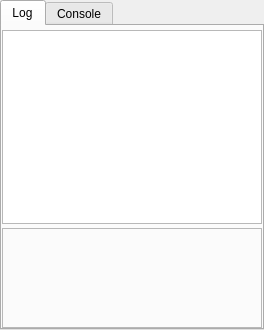
The window that src/blackgui/components/logcomponent.ui (swift-project/pilotclient) describes before a commit, drawn with Qt 5.
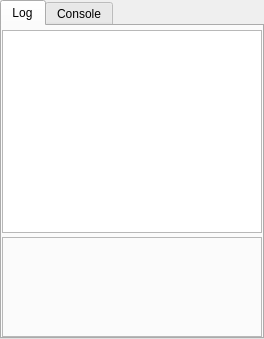
The same window after the commit. Custom widgets are drawn as their Qt base class.

Diff of the .ui file:
```diff
--- a/src/blackgui/components/logcomponent.ui
+++ b/src/blackgui/components/logcomponent.ui
@@ -2,6 +2,14 @@
 <ui version="4.0">
  <class>CLogComponent</class>
  <widget class="QFrame" name="CLogComponent">
+  <property name="geometry">
+   <rect>
+    <x>0</x>
+    <y>0</y>
+    <width>264</width>
+    <height>339</height>
+   </rect>
+  </property>
   <property name="windowTitle">
    <string>Log component</string>
   </property>
```
